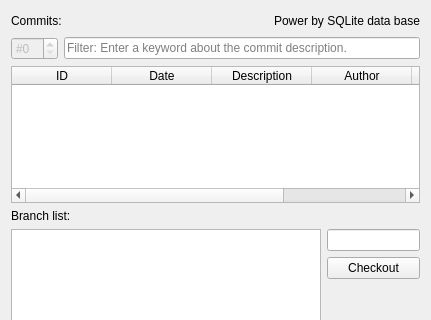
Old version of the form core/io/database.ui in the repository KmolYuan/Pyslvs-UI; both pictures show x 0 to 431 and y 0 to 320 of the 431 by 653 pixel window.
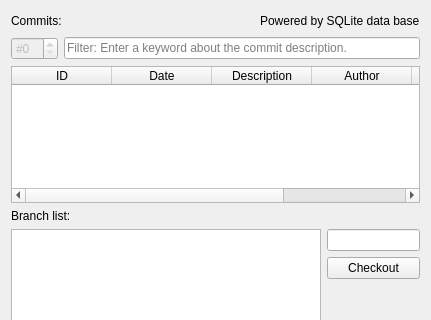
New version of the form. Icons and pictures are not drawn.

The edit to the form file:
```diff
--- a/core/io/database.ui
+++ b/core/io/database.ui
@@ -43,7 +43,7 @@
      <item>
       <widget class="QLabel" name="label_2">
        <property name="text">
-        <string>&lt;html&gt;&lt;head/&gt;&lt;body&gt;&lt;p&gt;&lt;img src=&quot;:/icons/sql.png&quot; width=&quot;15&quot;/&gt;Power by SQLite data base&lt;/p&gt;&lt;/body&gt;&lt;/html&gt;</string>
+        <string>&lt;html&gt;&lt;head/&gt;&lt;body&gt;&lt;p&gt;&lt;img src=&quot;:/icons/sql.png&quot; width=&quot;15&quot;/&gt;Powered by SQLite data base&lt;/p&gt;&lt;/body&gt;&lt;/html&gt;</string>
        </property>
       </widget>
      </item>
```
